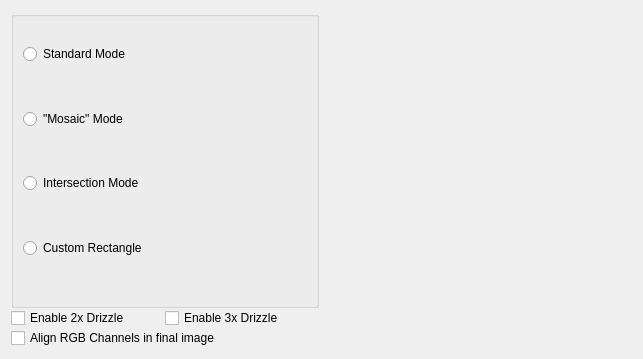
Old version of the form DeepSkyStacker/ui/ResultParameters.ui in the repository deepskystacker/DSS.
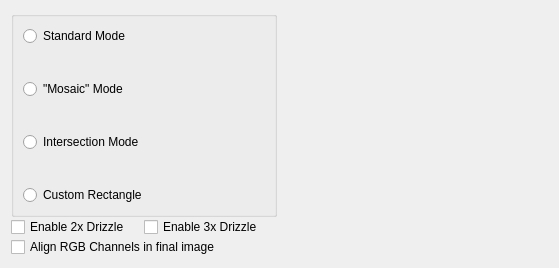
New version of the form.

Diff of the .ui file:
```diff
--- a/DeepSkyStacker/ui/ResultParameters.ui
+++ b/DeepSkyStacker/ui/ResultParameters.ui
@@ -6,8 +6,8 @@
    <rect>
     <x>0</x>
     <y>0</y>
-    <width>643</width>
-    <height>359</height>
+    <width>559</width>
+    <height>268</height>
    </rect>
   </property>
   <property name="windowTitle">
@@ -24,19 +24,6 @@
        <item>
         <widget class="QGroupBox" name="modeGroup">
          <layout class="QVBoxLayout" name="verticalLayout_4">
-          <item>
-           <spacer name="verticalSpacer_5">
-            <property name="orientation">
-             <enum>Qt::Vertical</enum>
-            </property>
-            <property name="sizeHint" stdset="0">
-             <size>
-              <width>20</width>
-              <height>20</height>
-             </size>
-            </property>
-           </spacer>
-          </item>
           <item>
            <widget class="QRadioButton" name="normalMode">
             <property name="text">
@@ -104,19 +91,6 @@
             </property>
            </widget>
           </item>
-          <item>
-           <spacer name="verticalSpacer_4">
-            <property name="orientation">
-             <enum>Qt::Vertical</enum>
-            </property>
-            <property name="sizeHint" stdset="0">
-             <size>
-              <width>20</width>
-              <height>40</height>
-             </size>
-            </property>
-           </spacer>
-          </item>
          </layout>
         </widget>
        </item>
```
